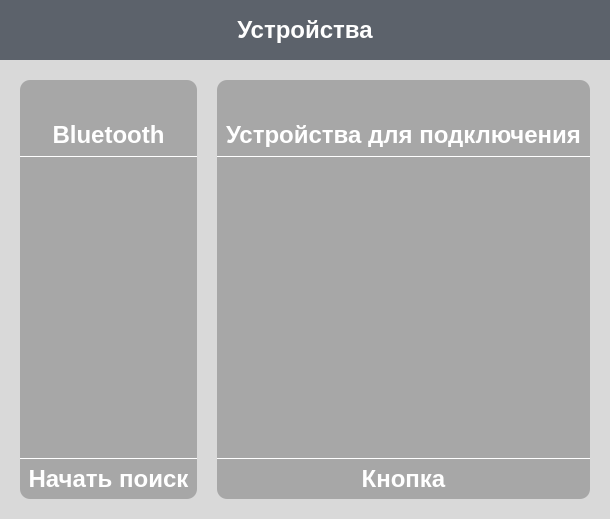
Before: the Qt Designer form search-wgt/searchwidget.ui in iSpaxer/Spaxer, drawn with Qt 5.
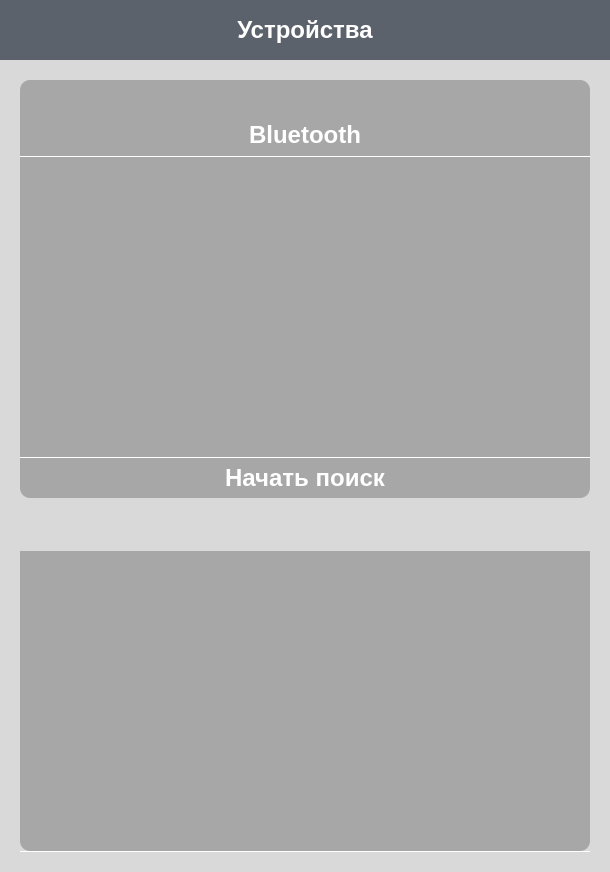
After: the same form once the commit is applied. Icons and pictures are not drawn.

Commit message: изменение UI для поиска

Diff of the .ui file:
```diff
--- a/search-wgt/searchwidget.ui
+++ b/search-wgt/searchwidget.ui
@@ -7,7 +7,7 @@
     <x>0</x>
     <y>0</y>
     <width>610</width>
-    <height>519</height>
+    <height>872</height>
    </rect>
   </property>
   <property name="font">
@@ -37,57 +37,37 @@
    <property name="spacing">
     <number>0</number>
    </property>
-   <item row="0" column="0" colspan="5">
-    <widget class="QWidget" name="widget" native="true">
-     <property name="sizePolicy">
-      <sizepolicy hsizetype="Minimum" vsizetype="Minimum">
-       <horstretch>0</horstretch>
-       <verstretch>0</verstretch>
-      </sizepolicy>
+   <item row="2" column="2">
+    <spacer name="horizontalSpacer_4">
+     <property name="orientation">
+      <enum>Qt::Orientation::Horizontal</enum>
      </property>
-     <property name="minimumSize">
-      <size>
-       <width>0</width>
-       <height>60</height>
-      </size>
+     <property name="sizeType">
+      <enum>QSizePolicy::Policy::Minimum</enum>
      </property>
-     <property name="maximumSize">
+     <property name="sizeHint" stdset="0">
       <size>
-       <width>16777215</width>
-       <height>16777215</height>
+       <width>20</width>
+       <height>20</height>
       </size>
      </property>
-     <property name="styleSheet">
-      <string notr="true">background: #5C626B</string>
-     </property>
-     <layout class="QVBoxLayout" name="verticalLayout">
-      <item>
-       <widget class="QLabel" name="label">
-        <property name="font">
-         <font>
-          <pointsize>18</pointsize>
-          <bold>true</bold>
-         </font>
-        </property>
-        <property name="toolTip">
-         <string/>
-        </property>
-        <property name="styleSheet">
-         <string notr="true">	color: #ffffff;</string>
-        </property>
-        <property name="text">
-         <string>Устройства</string>
-        </property>
-        <property name="scaledContents">
-         <bool>false</bool>
-        </property>
-        <property name="alignment">
-         <set>Qt::AlignmentFlag::AlignCenter</set>
-        </property>
-       </widget>
-      </item>
-     </layout>
-    </widget>
+    </spacer>
+   </item>
+   <item row="3" column="1">
+    <spacer name="verticalSpacer_6">
+     <property name="orientation">
+      <enum>Qt::Orientation::Vertical</enum>
+     </property>
+     <property name="sizeType">
+      <enum>QSizePolicy::Policy::Minimum</enum>
+     </property>
+     <property name="sizeHint" stdset="0">
+      <size>
+       <width>20</width>
+       <height>20</height>
+      </size>
+     </property>
+    </spacer>
    </item>
    <item row="1" column="1">
     <spacer name="verticalSpacer_2">
@@ -105,22 +85,6 @@
      </property>
     </spacer>
    </item>
-   <item row="1" column="3">
-    <spacer name="verticalSpacer_4">
-     <property name="orientation">
-      <enum>Qt::Orientation::Vertical</enum>
-     </property>
-     <property name="sizeType">
-      <enum>QSizePolicy::Policy::Minimum</enum>
-     </property>
-     <property name="sizeHint" stdset="0">
-      <size>
-       <width>20</width>
-       <height>20</height>
-      </size>
-     </property>
-    </spacer>
-   </item>
    <item row="2" column="0">
     <spacer name="horizontalSpacer_7">
      <property name="orientation">
@@ -138,7 +102,7 @@
     </spacer>
    </item>
    <item row="2" column="1">
-    <layout class="QVBoxLayout" name="findLayout" stretch="0,1,0,1,0">
+    <layout class="QVBoxLayout" name="findLayout" stretch="0,0,0,0,0,0,0,1">
      <property name="spacing">
       <number>0</number>
      </property>
@@ -273,7 +237,7 @@
       </widget>
      </item>
      <item>
-      <widget class="QListView" name="findedDevicesView">
+      <widget class="QListView" name="devicesForConnection">
        <property name="minimumSize">
         <size>
          <width>0</width>
@@ -296,7 +260,7 @@
       </widget>
      </item>
      <item>
-      <widget class="QWidget" name="whiteLine_1" native="true">
+      <widget class="QWidget" name="whiteLine_3" native="true">
        <property name="minimumSize">
         <size>
          <width>0</width>
@@ -355,161 +319,21 @@
        </property>
       </widget>
      </item>
-    </layout>
-   </item>
-   <item row="2" column="2">
-    <spacer name="horizontalSpacer_3">
-     <property name="orientation">
-      <enum>Qt::Orientation::Horizontal</enum>
-     </property>
-     <property name="sizeType">
-      <enum>QSizePolicy::Policy::Minimum</enum>
-     </property>
-     <property name="sizeHint" stdset="0">
-      <size>
-       <width>20</width>
-       <height>20</height>
-      </size>
-     </property>
-    </spacer>
-   </item>
-   <item row="2" column="3">
-    <layout class="QVBoxLayout" name="conLayout" stretch="0,1,0,1,0">
-     <property name="spacing">
-      <number>0</number>
-     </property>
      <item>
-      <widget class="QWidget" name="widget_9" native="true">
-       <property name="maximumSize">
-        <size>
-         <width>16777215</width>
-         <height>76</height>
-        </size>
-       </property>
-       <property name="styleSheet">
-        <string notr="true">background: #A7A7A7;
-border-top-left-radius: 10px;  /* Закругление левого верхнего угла */
-border-top-right-radius: 10px; /* Закругление правого верхнего угла */
-border-bottom-left-radius: 0px;  /* Нижние углы остаются прямыми */
-border-bottom-right-radius: 0px;</string>
-       </property>
-       <layout class="QGridLayout" name="gridLayout_3">
-        <property name="topMargin">
-         <number>0</number>
-        </property>
-        <item row="1" column="2">
-         <spacer name="horizontalSpacer_6">
-          <property name="orientation">
-           <enum>Qt::Orientation::Horizontal</enum>
-          </property>
-          <property name="sizeHint" stdset="0">
-           <size>
-            <width>143</width>
-            <height>16</height>
-           </size>
-          </property>
-         </spacer>
-        </item>
-        <item row="2" column="0" colspan="3">
-         <widget class="QLabel" name="nameForActiveLocalDevice">
-          <property name="font">
-           <font>
-            <pointsize>18</pointsize>
-            <bold>true</bold>
-           </font>
-          </property>
-          <property name="styleSheet">
-           <string notr="true">color: white</string>
-          </property>
-          <property name="text">
-           <string>Устройства для подключения</string>
-          </property>
-          <property name="alignment">
-           <set>Qt::AlignmentFlag::AlignCenter</set>
-          </property>
-         </widget>
-        </item>
-        <item row="1" column="1">
-         <widget class="QLabel" name="label_6">
-          <property name="minimumSize">
-           <size>
-            <width>30</width>
-            <height>30</height>
-           </size>
-          </property>
-          <property name="maximumSize">
-           <size>
-            <width>30</width>
-            <height>30</height>
-           </size>
-          </property>
-          <property name="text">
-           <string/>
-          </property>
-          <property name="pixmap">
-           <pixmap resource="../resources.qrc">:/searchWidget/connected-devices.png</pixmap>
-          </property>
-          <property name="scaledContents">
-           <bool>true</bool>
-          </property>
-          <property name="alignment">
-           <set>Qt::AlignmentFlag::AlignCenter</set>
-          </property>
-         </widget>
-        </item>
-        <item row="1" column="0">
-         <spacer name="horizontalSpacer_5">
-          <property name="orientation">
-           <enum>Qt::Orientation::Horizontal</enum>
-          </property>
-          <property name="sizeHint" stdset="0">
-           <size>
-            <width>146</width>
-            <height>12</height>
-           </size>
-          </property>
-         </spacer>
-        </item>
-        <item row="0" column="1">
          <spacer name="verticalSpacer_3">
           <property name="orientation">
            <enum>Qt::Orientation::Vertical</enum>
           </property>
-          <property name="sizeType">
-           <enum>QSizePolicy::Policy::Minimum</enum>
-          </property>
           <property name="sizeHint" stdset="0">
            <size>
             <width>20</width>
-            <height>14</height>
+         <height>40</height>
            </size>
           </property>
          </spacer>
         </item>
-       </layout>
-      </widget>
-     </item>
      <item>
-      <widget class="QWidget" name="whiteLine_3" native="true">
-       <property name="minimumSize">
-        <size>
-         <width>0</width>
-         <height>1</height>
-        </size>
-       </property>
-       <property name="maximumSize">
-        <size>
-         <width>16777215</width>
-         <height>1</height>
-        </size>
-       </property>
-       <property name="styleSheet">
-        <string notr="true">background: white</string>
-       </property>
-      </widget>
-     </item>
-     <item>
-      <widget class="QListView" name="devicesForConnection">
+      <widget class="QListView" name="findedDevicesView">
        <property name="minimumSize">
         <size>
          <width>0</width>
@@ -524,6 +348,10 @@
 QWidget {
 background: #A7A7A7;
 border: none;
+border-top-left-radius: 0px;  /* Закругление левого верхнего угла */
+border-top-right-radius: 0px; /* Закругление правого верхнего угла */
+border-bottom-left-radius: 10px;  /* Нижние углы остаются прямыми */
+border-bottom-right-radius: 10px;      
 }</string>
        </property>
        <property name="editTriggers">
@@ -532,7 +360,7 @@
       </widget>
      </item>
      <item>
-      <widget class="QWidget" name="whiteLine_4" native="true">
+      <widget class="QWidget" name="whiteLine_1" native="true">
        <property name="minimumSize">
         <size>
          <width>0</width>
@@ -550,8 +378,10 @@
        </property>
       </widget>
      </item>
-     <item>
-      <widget class="QPushButton" name="doFind_2">
+    </layout>
+   </item>
+   <item row="0" column="0" colspan="3">
+    <widget class="QWidget" name="widget" native="true">
        <property name="sizePolicy">
         <sizepolicy hsizetype="Minimum" vsizetype="Minimum">
          <horstretch>0</horstretch>
@@ -561,9 +391,21 @@
        <property name="minimumSize">
         <size>
          <width>0</width>
-         <height>40</height>
-        </size>
-       </property>
+       <height>60</height>
+      </size>
+     </property>
+     <property name="maximumSize">
+      <size>
+       <width>16777215</width>
+       <height>16777215</height>
+      </size>
+     </property>
+     <property name="styleSheet">
+      <string notr="true">background: #5C626B</string>
+     </property>
+     <layout class="QVBoxLayout" name="verticalLayout">
+      <item>
+       <widget class="QLabel" name="label">
        <property name="font">
         <font>
          <pointsize>18</pointsize>
@@ -571,75 +413,21 @@
         </font>
        </property>
        <property name="styleSheet">
-        <string notr="true">
-QPushButton {
-background: #A7A7A7;
-border: none;
-color: white;
-border-top-left-radius: 0px;  /* Закругление левого верхнего угла */
-border-top-right-radius: 0px; /* Закругление правого верхнего угла */
-border-bottom-left-radius: 10px;  /* Нижние углы остаются прямыми */
-border-bottom-right-radius: 10px;       
-}
-
-QPushButton:pressed {
-	background-color: rgba(0, 0, 0, 30);
-}</string>
+         <string notr="true">	color: #ffffff;</string>
        </property>
        <property name="text">
-        <string>Кнопка</string>
+         <string>Устройства</string>
+        </property>
+        <property name="scaledContents">
+         <bool>false</bool>
+        </property>
+        <property name="alignment">
+         <set>Qt::AlignmentFlag::AlignCenter</set>
        </property>
       </widget>
      </item>
     </layout>
-   </item>
-   <item row="2" column="4">
-    <spacer name="horizontalSpacer_4">
-     <property name="orientation">
-      <enum>Qt::Orientation::Horizontal</enum>
-     </property>
-     <property name="sizeType">
-      <enum>QSizePolicy::Policy::Minimum</enum>
-     </property>
-     <property name="sizeHint" stdset="0">
-      <size>
-       <width>20</width>
-       <height>20</height>
-      </size>
-     </property>
-    </spacer>
-   </item>
-   <item row="3" column="1">
-    <spacer name="verticalSpacer_6">
-     <property name="orientation">
-      <enum>Qt::Orientation::Vertical</enum>
-     </property>
-     <property name="sizeType">
-      <enum>QSizePolicy::Policy::Minimum</enum>
-     </property>
-     <property name="sizeHint" stdset="0">
-      <size>
-       <width>20</width>
-       <height>20</height>
-      </size>
-     </property>
-    </spacer>
-   </item>
-   <item row="3" column="3">
-    <spacer name="verticalSpacer_5">
-     <property name="orientation">
-      <enum>Qt::Orientation::Vertical</enum>
-     </property>
-     <property name="sizeType">
-      <enum>QSizePolicy::Policy::Minimum</enum>
-     </property>
-     <property name="sizeHint" stdset="0">
-      <size>
-       <width>20</width>
-       <height>20</height>
-      </size>
-     </property>
-    </spacer>
+    </widget>
    </item>
   </layout>
  </widget>
```
Left out of the diff: 3 changed lines with no effect on the pictures. Lines whose indentation alone changed are shown as unchanged. The commit also changes 6 other files.
